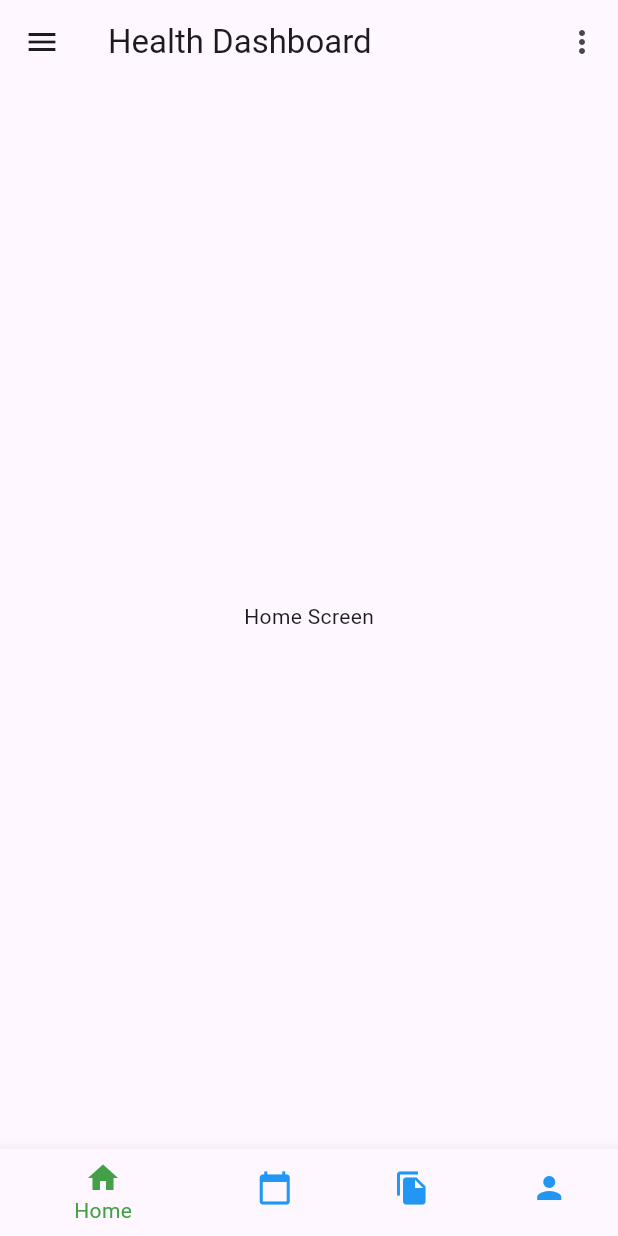
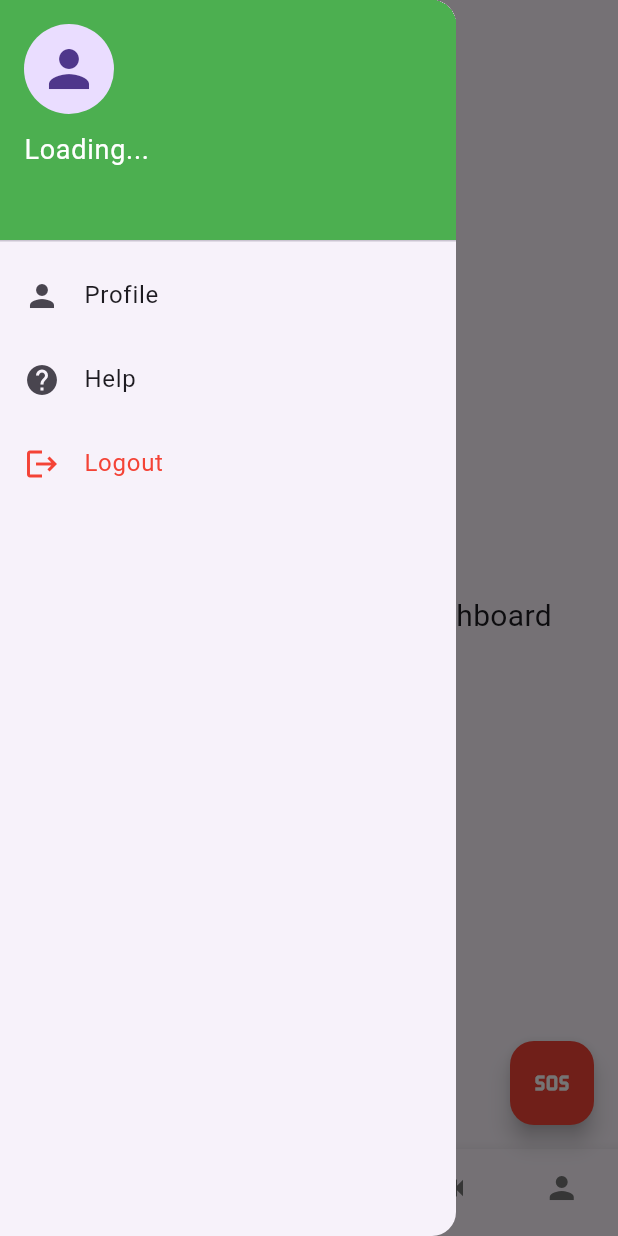
Before and after one commit to karthi-AI-hub/CuroSync, a Flutter app: the screen it shows after launch, with the side drawer open (before the commit the screen has no drawer), on a phone screen of 412 x 824 dp. Run offline on Flutter 3.47's test engine with Material 3 defaults, Android fonts, the phone set to English and light mode, and no system bars; our stand-ins replace cloud_firestore, firebase_auth, firebase_core; accounts and stored records are empty.

Commit message:
simple home UI by tanjiro

```diff
--- /dev/null
+++ b/lib/patient_screens/home_screen.dart
@@ -0,0 +1,10 @@
+import 'package:flutter/material.dart';
+
+class HomeScreen extends StatelessWidget {
+  @override
+  Widget build(BuildContext context) {
+    return Center(
+      child: Text("Welcome to Your Health Dashboard", style: TextStyle(fontSize: 20)),
+    );
+  }
+}
--- /dev/null
+++ b/lib/patient_screens/patient_home_screen.dart
@@ -0,0 +1,136 @@
+import 'package:flutter/material.dart';
+import 'package:firebase_auth/firebase_auth.dart';
+import 'package:cloud_firestore/cloud_firestore.dart';
+import 'patient_login_screen.dart';
+import 'package:url_launcher/url_launcher.dart';
+import 'home_screen.dart';
+import 'telemedicine_screen.dart';
+import 'tablets_screen.dart';
+import 'profile_screen.dart';
+import 'monitoring_screen.dart';
+import 'package:curosync/utils/sos_helper.dart';
+
+class PatientHomePage extends StatefulWidget {
+  @override
+  _PatientHomePageState createState() => _PatientHomePageState();
+}
+
+class _PatientHomePageState extends State<PatientHomePage> {
+  int _selectedIndex = 2; // Home is now the default selected tab
+  String userName = "Loading...";
+  String profilePicUrl = "";
+
+  @override
+  void initState() {
+    super.initState();
+    _loadUserData();
+  }
+
+  Future<void> _loadUserData() async {
+    User? user = FirebaseAuth.instance.currentUser;
+    if (user != null) {
+      String phoneNumber = user.phoneNumber ?? "Unknown";
+      DocumentSnapshot userDoc =
+      await FirebaseFirestore.instance.collection('Users').doc(phoneNumber).get();
+
+      if (userDoc.exists) {
+        setState(() {
+          userName = userDoc["Name"] ?? "Patient";
+          profilePicUrl = userDoc["ProfilePic"] ?? "";
+        });
+      }
+    }
+  }
+
+  Future<void> _logout() async {
+    await FirebaseAuth.instance.signOut();
+    Navigator.pushReplacement(
+      context,
+      MaterialPageRoute(builder: (context) => LoginScreen()),
+    );
+  }
+
+  static final List<Widget> _pages = <Widget>[
+    MediciensScreen(),
+    RemoteMonitoringScreen(),
+    HomeScreen(),
+    TelemedicineScreen(),
+    ProfileScreen(),
+  ];
+
+  void _onItemTapped(int index) {
+    setState(() {
+      _selectedIndex = index;
+    });
+  }
+
+  @override
+  Widget build(BuildContext context) {
+    return Scaffold(
+      appBar: AppBar(title: Text("Health Dashboard")),
+      drawer: Drawer(
+        child: ListView(
+          padding: EdgeInsets.zero,
+          children: [
+            DrawerHeader(
+              decoration: BoxDecoration(color: Colors.green),
+              child: Column(
+                crossAxisAlignment: CrossAxisAlignment.start,
+                children: [
+                  CircleAvatar(
+                    backgroundImage:
+                    profilePicUrl.isNotEmpty ? NetworkImage(profilePicUrl) : null,
+                    radius: 30,
+                    child: profilePicUrl.isEmpty ? Icon(Icons.person, size: 40) : null,
+                  ),
+                  SizedBox(height: 10),
+                  Text(userName, style: TextStyle(color: Colors.white, fontSize: 18)),
+                ],
+              ),
+            ),
+            ListTile(
+              leading: Icon(Icons.person),
+              title: Text("Profile"),
+              onTap: () {
+                _onItemTapped(4); // Switch to Profile tab
+                Navigator.pop(context);
+              },
+            ),
+            ListTile(
+              leading: Icon(Icons.help),
+              title: Text("Help"),
+              onTap: () {
+                print("Settings Clicked");
+                Navigator.pop(context);
+              },
+            ),
+            ListTile(
+              leading: Icon(Icons.logout, color: Colors.red),
+              title: Text("Logout", style: TextStyle(color: Colors.red)),
+              onTap: _logout,
+            ),
+          ],
+        ),
+      ),
+      body: _pages[_selectedIndex],
+      bottomNavigationBar: BottomNavigationBar(
+        items: const <BottomNavigationBarItem>[
+          BottomNavigationBarItem(icon: Icon(Icons.medical_information), label: 'Tablets'),
+          BottomNavigationBarItem(icon: Icon(Icons.monitor_heart), label: 'Monitoring'),
+          BottomNavigationBarItem(icon: Icon(Icons.home), label: 'Home'), // Default Tab
+          BottomNavigationBarItem(icon: Icon(Icons.video_call), label: 'Telemedicine'),
+          BottomNavigationBarItem(icon: Icon(Icons.person), label: 'Profile'),
+        ],
+        currentIndex: _selectedIndex,
+        unselectedItemColor: Colors.grey[600],
+        selectedItemColor: Colors.green[600],
+        onTap: _onItemTapped,
+      ),
+      floatingActionButton: FloatingActionButton(
+        onPressed: triggerSOS,
+        backgroundColor: Colors.red,
+        child: Icon(Icons.sos, color: Colors.white),
+      ),
+    );
+  }
+}
--- a/lib/screens/login_screen.dart
+++ b/lib/patient_screens/patient_login_screen.dart
@@ -35,7 +35,6 @@ class _LoginScreenState extends State<LoginScreen> {
       User? user = userCredential.user;
       if (user == null) throw FirebaseAuthException(code: 'user-not-found', message: 'User not found.');
 
-      // Fetch user document where Email matches
       QuerySnapshot querySnapshot = await FirebaseFirestore.instance
           .collection('Users')
           .where('Email', isEqualTo: _emailController.text.trim())
@@ -108,7 +107,6 @@ class _LoginScreenState extends State<LoginScreen> {
   Widget build(BuildContext context) {
     return Scaffold(
       backgroundColor: Colors.white,
-      appBar: AppBar(title: Text('Login')),
       body: Padding(
         padding: EdgeInsets.all(16),
         child: Form(
--- /dev/null
+++ b/lib/patient_screens/profile_screen.dart
@@ -0,0 +1,8 @@
+import 'package:flutter/material.dart';
+
+class ProfileScreen extends StatelessWidget {
+  @override
+  Widget build(BuildContext context) {
+    return Center(child: Text("Profile Details", style: TextStyle(fontSize: 20)));
+  }
+}
--- a/lib/screens/register_screen.dart
+++ b/lib/patient_screens/register_screen.dart
@@ -39,7 +39,6 @@ class _RegisterScreenState extends State<RegisterScreen> {
         throw FirebaseAuthException(code: 'invalid-phone', message: 'Phone number is required.');
       }
 
-      // Normalize phone number (store only last 10 digits)
       String normalizedPhone = phoneNumber.replaceAll(RegExp(r'[^0-9]'), '');
       if (normalizedPhone.length == 12 && normalizedPhone.startsWith('91')) {
         normalizedPhone = normalizedPhone.substring(2); // Remove country code if it's +91
@@ -49,7 +48,6 @@ class _RegisterScreenState extends State<RegisterScreen> {
         throw FirebaseAuthException(code: 'invalid-phone', message: 'Invalid phone number.');
       }
 
-      // Check if phone number already exists (both formats)
       var existingUser1 = await FirebaseFirestore.instance.collection('Users').doc(normalizedPhone).get();
       var existingUser2 = await FirebaseFirestore.instance.collection('Users').doc('+91$normalizedPhone').get();
 
@@ -57,7 +55,6 @@ class _RegisterScreenState extends State<RegisterScreen> {
         throw FirebaseAuthException(code: 'phone-number-in-use', message: 'Phone number is already registered.');
       }
 
-      // Register user with email and password
       UserCredential userCredential = await FirebaseAuth.instance.createUserWithEmailAndPassword(
         email: _emailController.text.trim(),
         password: _passwordController.text.trim(),
@@ -65,7 +62,6 @@ class _RegisterScreenState extends State<RegisterScreen> {
 
       await userCredential.user?.sendEmailVerification();
 
-      // Save user in Firestore with normalized phone number as document ID
       await FirebaseFirestore.instance.collection('Users').doc(normalizedPhone).set({
         'Email': _emailController.text.trim(),
         'PhoneNumber': normalizedPhone,
@@ -148,7 +144,6 @@ class _RegisterScreenState extends State<RegisterScreen> {
   Widget build(BuildContext context) {
     return Scaffold(
       backgroundColor: Colors.white,
-      appBar: AppBar(title: Text('Register')),
       body: Padding(
         padding: EdgeInsets.all(16),
         child: Form(
@@ -237,7 +232,6 @@ class _RegisterScreenState extends State<RegisterScreen> {
 
                 SizedBox(height: 24),
 
-                // Register Button
                 _isLoading
                     ? Center(child: CircularProgressIndicator())
                     : SizedBox(
--- a/lib/screens/home_screen.dart
+++ /dev/null
@@ -1,123 +0,0 @@
-import 'package:flutter/material.dart';
-import 'package:firebase_auth/firebase_auth.dart';
-import 'package:cloud_firestore/cloud_firestore.dart';
-
-class PatientHomePage extends StatefulWidget {
-  @override
-  _PatientHomePageState createState() => _PatientHomePageState();
-}
-
-class _PatientHomePageState extends State<PatientHomePage> {
-  int _selectedIndex = 0;
-  String userName = "Loading...";
-  String profilePicUrl = "";
-
-  @override
-  void initState() {
-    super.initState();
-    _loadUserData();
-  }
-
-  Future<void> _loadUserData() async {
-    User? user = FirebaseAuth.instance.currentUser;
-    if (user != null) {
-      String phoneNumber = user.phoneNumber ?? "Unknown";
-      DocumentSnapshot userDoc =
-      await FirebaseFirestore.instance.collection('Users').doc(phoneNumber).get();
-
-      if (userDoc.exists) {
-        setState(() {
-          userName = userDoc["Name"] ?? "Patient";
-          profilePicUrl = userDoc["ProfilePic"] ?? "";
-        });
-      }
-    }
-  }
-
-  static List<Widget> _widgetOptions = <Widget>[
-    HomeScreen(),
-    AppointmentsScreen(),
-    ReportsScreen(),
-    ProfileScreen(),
-  ];
-
-  void _onItemTapped(int index) {
-    setState(() {
-      _selectedIndex = index;
-    });
-  }
-
-  @override
-  Widget build(BuildContext context) {
-    return Scaffold(
-      appBar: AppBar(
-        title: Text("Health Dashboard"),
-        leading: IconButton(
-          icon: Icon(Icons.menu),
-          onPressed: () {
-            print("Menu button clicked");
-          },
-        ),
-        actions: [
-          PopupMenuButton<String>(
-            onSelected: (value) {
-              if (value == 'Help') {
-                print("Help clicked");
-              }
-            },
-            itemBuilder: (BuildContext context) {
-              return {'Help'}.map((String choice) {
-                return PopupMenuItem<String>(
-                  value: choice,
-                  child: Text(choice),
-                );
-              }).toList();
-            },
-          ),
-        ],
-      ),
-      body: _widgetOptions.elementAt(_selectedIndex),
-      bottomNavigationBar: BottomNavigationBar(
-        items: const <BottomNavigationBarItem>[
-          BottomNavigationBarItem(icon: Icon(Icons.home), label: 'Home'),
-          BottomNavigationBarItem(icon: Icon(Icons.calendar_today), label: 'Appointments'),
-          BottomNavigationBarItem(icon: Icon(Icons.file_copy), label: 'Reports'),
-          BottomNavigationBarItem(icon: Icon(Icons.person), label: 'Profile'),
-        ],
-        currentIndex: _selectedIndex,
-        unselectedItemColor: Colors.blue,
-        selectedItemColor: Colors.green[600],
-        onTap: _onItemTapped,
-      ),
-    );
-  }
-}
-
-// Dummy Screens for Navigation
-class HomeScreen extends StatelessWidget {
-  @override
-  Widget build(BuildContext context) {
-    return Center(child: Text("Home Screen"));
-  }
-}
-
-class AppointmentsScreen extends StatelessWidget {
-  @override
-  Widget build(BuildContext context) {
-    return Center(child: Text("Appointments Screen"));
-  }
-}
-
-class ReportsScreen extends StatelessWidget {
-  @override
-  Widget build(BuildContext context) {
-    return Center(child: Text("Reports Screen"));
-  }
-}
-
-class ProfileScreen extends StatelessWidget {
-  @override
-  Widget build(BuildContext context) {
-    return Center(child: Text("Profile Screen"));
-  }
-}
--- a/pubspec.yaml
+++ b/pubspec.yaml
@@ -36,6 +36,7 @@ dependencies:
   cupertino_icons: ^1.0.8
   firebase_auth: ^5.4.1
   cloud_firestore: ^5.6.2
+  url_launcher: ^6.2.1
 
 dev_dependencies:
   flutter_test:
```
Also changed, not shown: lib/main.dart (+4 -4 lines), lib/patient_screens/monitoring_screen.dart (added, +19 -0 lines), lib/patient_screens/tablets_screen.dart (added, +8 -0 lines), lib/patient_screens/telemedicine_screen.dart (added, +16 -0 lines), lib/splash_screen.dart (renamed from lib/screens/splash_screen.dart, +0 -7 lines), lib/utils/sos_helper.dart (added, +11 -0 lines), pubspec.lock, 5 other files.
